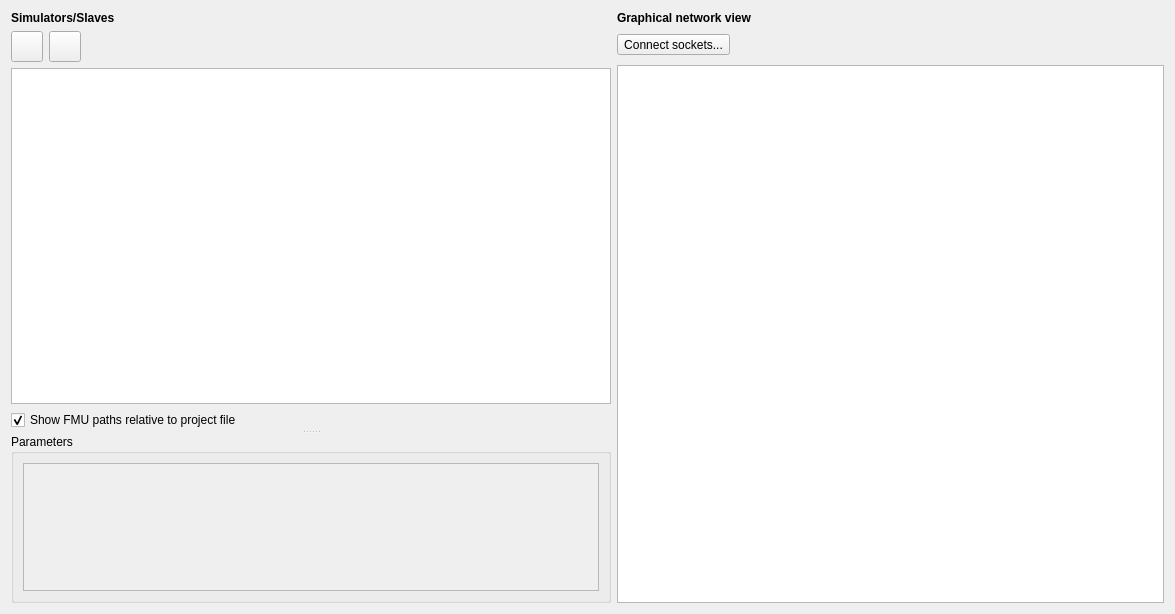
The window that MasterSimulatorUI/src/MSIMViewSlaves.ui (ghorwin/MasterSim) describes before a commit, drawn with Qt 5.
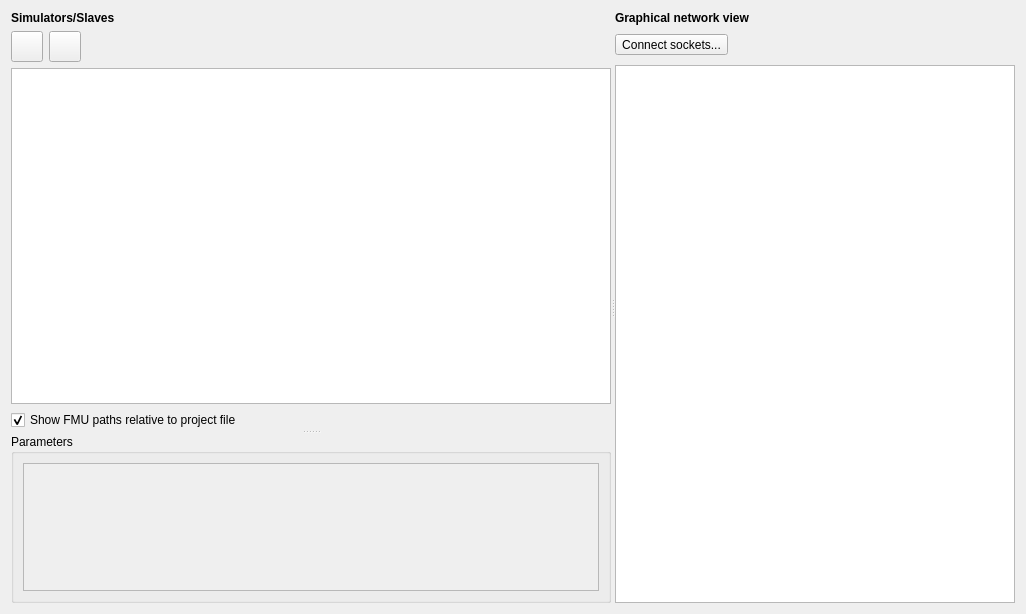
The same window after the commit. Icons and pictures are not drawn. Custom widgets are drawn as their Qt base class.

Patch:
```diff
--- a/MasterSimulatorUI/src/MSIMViewSlaves.ui
+++ b/MasterSimulatorUI/src/MSIMViewSlaves.ui
@@ -6,15 +6,19 @@
    <rect>
     <x>0</x>
     <y>0</y>
-    <width>1175</width>
+    <width>1026</width>
     <height>614</height>
    </rect>
   </property>
   <property name="windowTitle">
    <string>Form</string>
   </property>
-  <layout class="QHBoxLayout" name="horizontalLayout">
+  <layout class="QVBoxLayout" name="verticalLayout">
    <item>
+    <widget class="QSplitter" name="splitter_2">
+     <property name="orientation">
+      <enum>Qt::Horizontal</enum>
+     </property>
     <widget class="QSplitter" name="splitter">
      <property name="orientation">
       <enum>Qt::Vertical</enum>
@@ -146,8 +150,7 @@
       </layout>
      </widget>
     </widget>
-   </item>
-   <item>
+     <widget class="QWidget" name="">
     <layout class="QGridLayout" name="gridLayout_2">
      <item row="1" column="1">
       <spacer name="horizontalSpacer_3">
@@ -202,6 +205,8 @@
       </widget>
      </item>
     </layout>
+     </widget>
+    </widget>
    </item>
   </layout>
  </widget>
@@ -218,6 +223,11 @@
    <header>MSIMSlavePropertyWidget.h</header>
    <container>1</container>
   </customwidget>
+  <customwidget>
+   <class>MSIMSlaveTableWidget</class>
+   <extends>QTableWidget</extends>
+   <header>MSIMSlaveTableWidget.h</header>
+  </customwidget>
  </customwidgets>
  <resources>
   <include location="../resources/MasterSimulator.qrc"/>
```
Left out of the diff: 20 changed lines with no effect on the pictures. Lines whose indentation alone changed are shown as unchanged.
